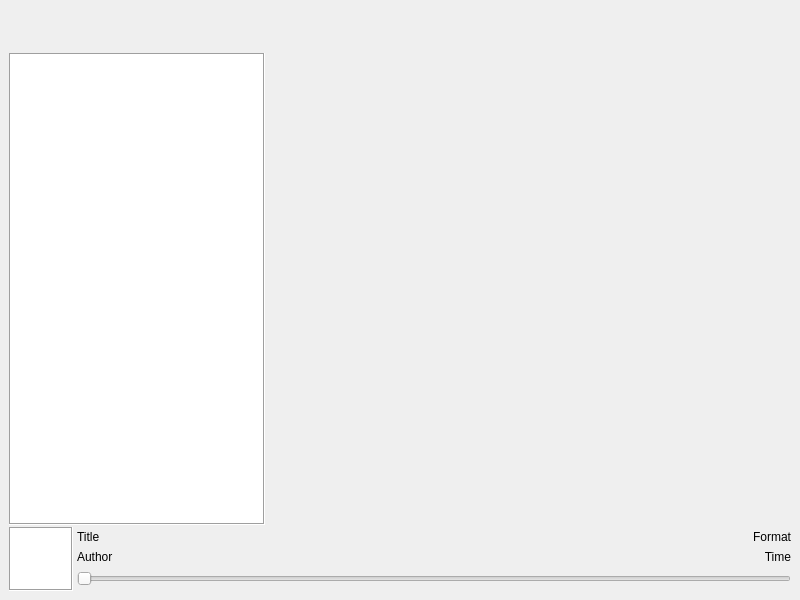
The window that soloviy/resources/templates/main.ui (skorodenko/mpd_frontend) describes before a commit, drawn with Qt 5.
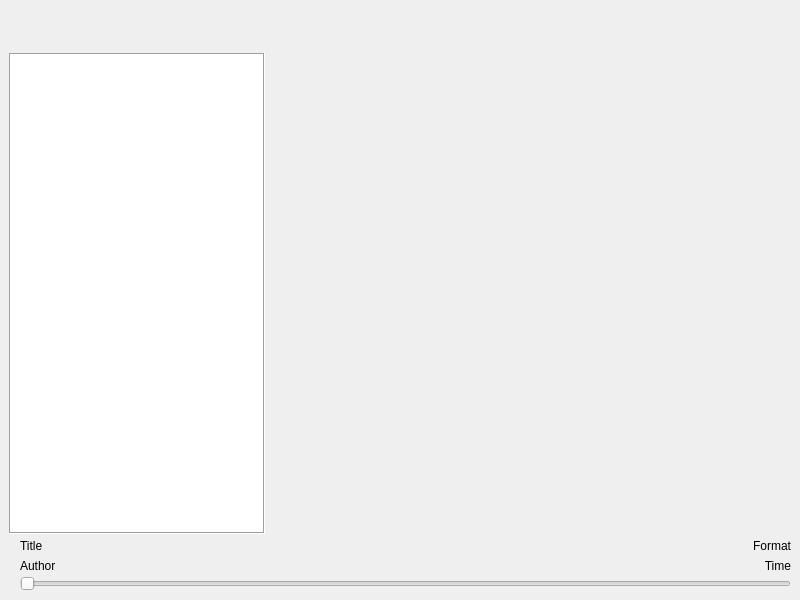
The same window after the commit. Icons and pictures are not drawn. Custom widgets are drawn as their Qt base class.

What changed in the file:
```diff
--- a/soloviy/resources/templates/main.ui
+++ b/soloviy/resources/templates/main.ui
@@ -274,21 +274,15 @@
        <number>4</number>
       </property>
       <item>
-       <widget class="QGraphicsView" name="cover_preview">
-        <property name="sizePolicy">
-         <sizepolicy hsizetype="Preferred" vsizetype="Preferred">
-          <horstretch>0</horstretch>
-          <verstretch>0</verstretch>
-         </sizepolicy>
+       <widget class="QLabel" name="label_art">
+        <property name="frameShadow">
+         <enum>QFrame::Sunken</enum>
         </property>
-        <property name="maximumSize">
-         <size>
-          <width>64</width>
-          <height>64</height>
-         </size>
+        <property name="lineWidth">
+         <number>0</number>
         </property>
-        <property name="frameShape">
-         <enum>QFrame::Box</enum>
+        <property name="text">
+         <string/>
         </property>
        </widget>
       </item>
```
Left out of the diff: 36 changed lines with no effect on the pictures.
